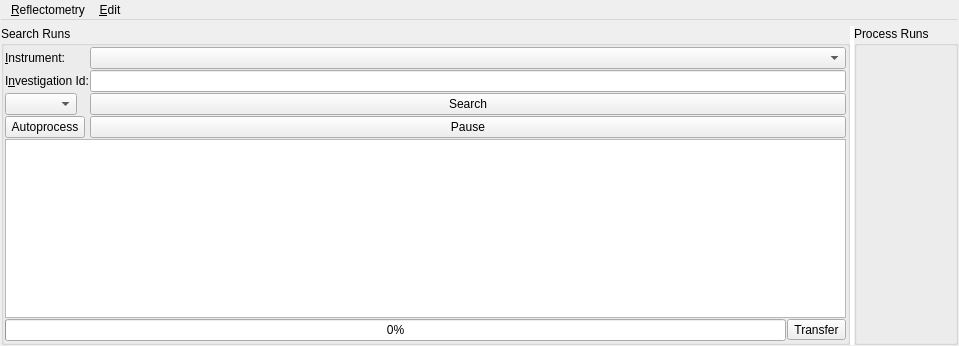
This is qt/scientific_interfaces/ISISReflectometry/ReflRunsTabWidget.ui in mantidproject/mantid as Qt 5 draws it before an edit. The edited form follows.
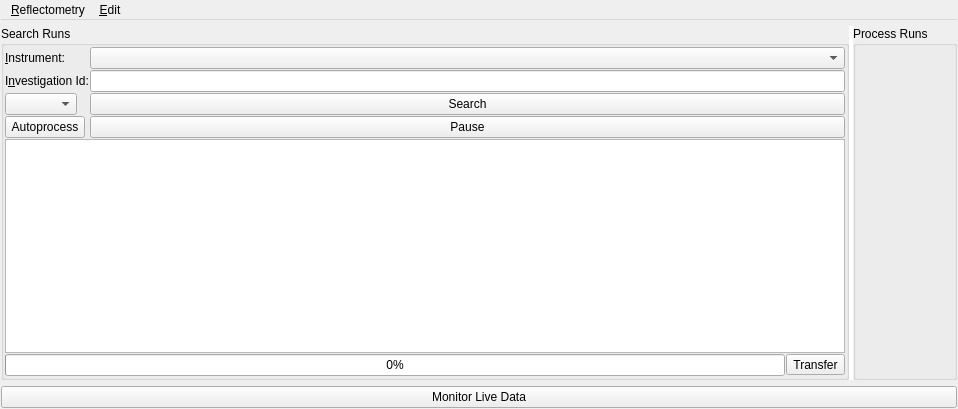
This is the edited form. Icons and pictures are not drawn.

Commit message:
Add live data monitor button
Re #18828

```diff
--- a/qt/scientific_interfaces/ISISReflectometry/ReflRunsTabWidget.ui
+++ b/qt/scientific_interfaces/ISISReflectometry/ReflRunsTabWidget.ui
@@ -6,8 +6,8 @@
    <rect>
     <x>0</x>
     <y>0</y>
-    <width>959</width>
-    <height>346</height>
+    <width>958</width>
+    <height>409</height>
    </rect>
   </property>
   <property name="windowTitle">
@@ -344,6 +344,22 @@
      </widget>
     </widget>
    </item>
+   <item>
+    <widget class="QPushButton" name="buttonMonitor">
+     <property name="sizePolicy">
+      <sizepolicy hsizetype="Preferred" vsizetype="Preferred">
+       <horstretch>0</horstretch>
+       <verstretch>0</verstretch>
+      </sizepolicy>
+     </property>
+     <property name="toolTip">
+      <string>Start a background process to monitor live data for this instrument</string>
+     </property>
+     <property name="text">
+      <string>Monitor Live Data</string>
+     </property>
+    </widget>
+   </item>
   </layout>
   <action name="actionSearch">
    <property name="icon">
```
The commit also changes 7 other files.
